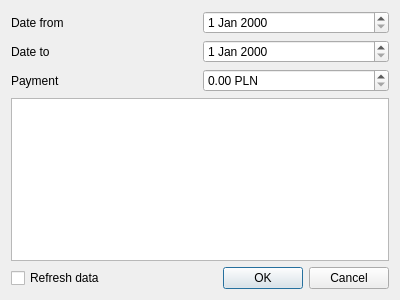
This is paymentdialog.ui in Kuszki/EW-Statistics as Qt 5 draws it before an edit. The edited form follows.
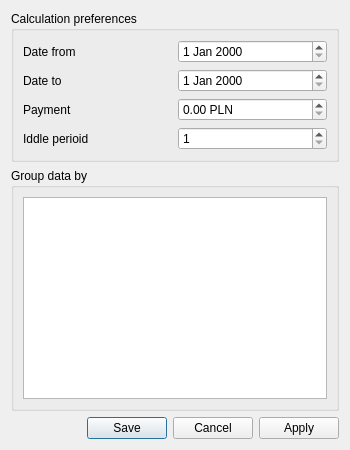
This is the edited form. Icons and pictures are not drawn.

The edit to the form file:
```diff
--- a/paymentdialog.ui
+++ b/paymentdialog.ui
@@ -6,8 +6,8 @@
    <rect>
     <x>0</x>
     <y>0</y>
-    <width>400</width>
-    <height>300</height>
+    <width>350</width>
+    <height>450</height>
    </rect>
   </property>
   <property name="windowTitle">
@@ -18,6 +18,12 @@
     <normaloff>.</normaloff>.</iconset>
   </property>
   <layout class="QGridLayout" name="gridLayout">
+   <item row="0" column="0" colspan="2">
+    <widget class="QGroupBox" name="settingsBox">
+     <property name="title">
+      <string>Calculation preferences</string>
+     </property>
+     <layout class="QGridLayout" name="formLayout">
    <item row="0" column="0">
     <widget class="QLabel" name="startLabel">
      <property name="text">
@@ -55,29 +61,60 @@
      </property>
     </widget>
    </item>
-   <item row="3" column="0" colspan="2">
-    <widget class="QListView" name="listView"/>
-   </item>
-   <item row="4" column="0" colspan="2">
-    <layout class="QHBoxLayout" name="horizontalLayout">
-     <item>
-      <widget class="QCheckBox" name="refreshCheck">
+      <item row="3" column="0">
+       <widget class="QLabel" name="iddleLabel">
        <property name="text">
-        <string>Refresh data</string>
+         <string>Iddle perioid</string>
        </property>
       </widget>
      </item>
-     <item>
+      <item row="3" column="1">
+       <widget class="QSpinBox" name="iddleSpin">
+        <property name="suffix">
+         <string/>
+        </property>
+        <property name="minimum">
+         <number>1</number>
+        </property>
+        <property name="maximum">
+         <number>30</number>
+        </property>
+       </widget>
+      </item>
+     </layout>
+    </widget>
+   </item>
+   <item row="2" column="1">
       <widget class="QDialogButtonBox" name="buttonBox">
        <property name="orientation">
         <enum>Qt::Horizontal</enum>
        </property>
        <property name="standardButtons">
-        <set>QDialogButtonBox::Cancel|QDialogButtonBox::Ok</set>
+      <set>QDialogButtonBox::Apply|QDialogButtonBox::Cancel|QDialogButtonBox::Save</set>
+     </property>
+    </widget>
+   </item>
+   <item row="1" column="0" colspan="2">
+    <widget class="QGroupBox" name="groupBox">
+     <property name="title">
+      <string>Group data by</string>
+     </property>
+     <layout class="QVBoxLayout" name="verticalLayout">
+      <item>
+       <widget class="QListView" name="listView">
+        <property name="editTriggers">
+         <set>QAbstractItemView::NoEditTriggers</set>
+        </property>
+        <property name="dragDropMode">
+         <enum>QAbstractItemView::InternalMove</enum>
+        </property>
+        <property name="defaultDropAction">
+         <enum>Qt::MoveAction</enum>
        </property>
       </widget>
      </item>
     </layout>
+    </widget>
    </item>
   </layout>
  </widget>
```
Left out of the diff: 52 changed lines with no effect on the pictures. Lines whose indentation alone changed are shown as unchanged.
